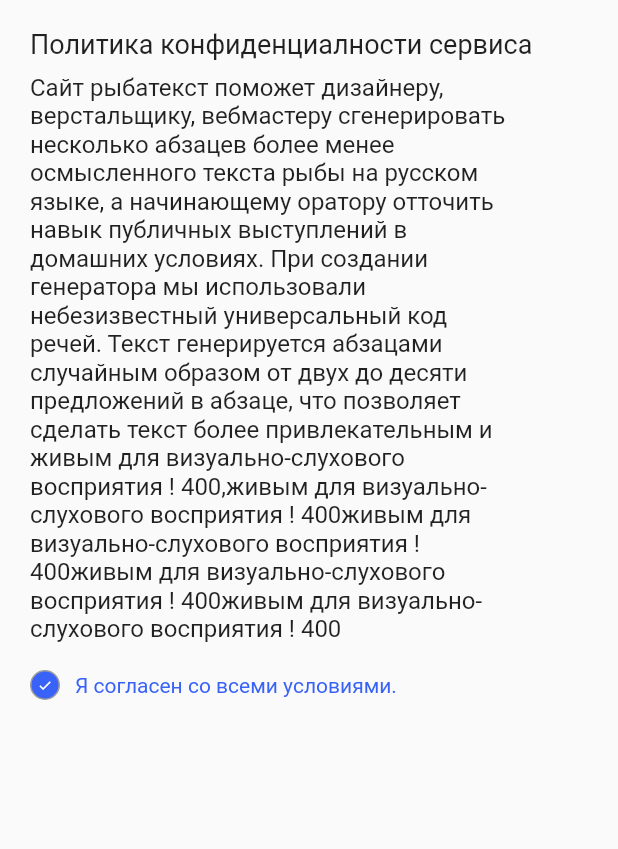
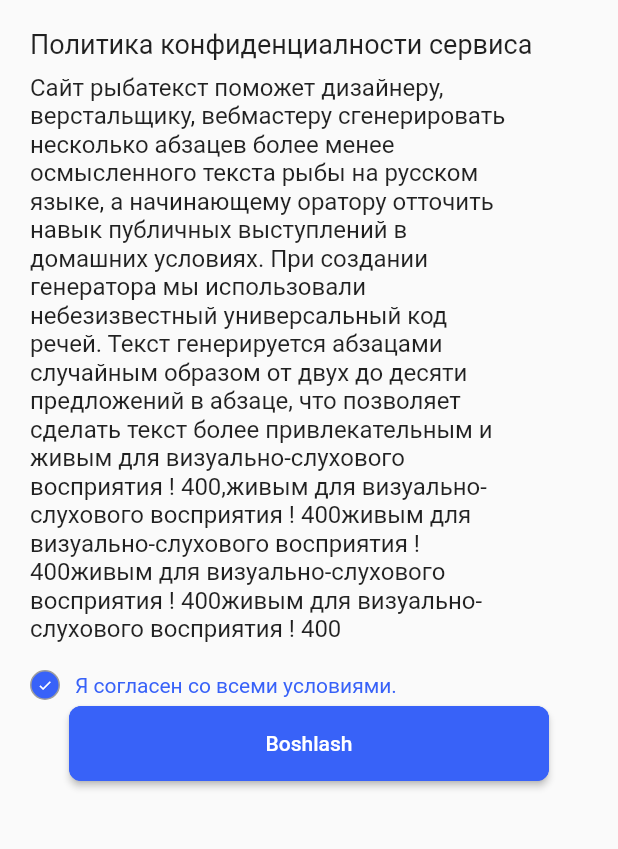
Before and after one commit to professorDeveloper/Mobile-Banking-flutter, a Flutter app: the screen it shows after launch, after a tap on "Я согласен со всеми условиями.", on a phone screen of 412 x 824 dp, the part 179-1028 px from its top. Run offline on Flutter 3.47's test engine with Material 2 defaults, Android fonts, the phone set to English and light mode, and no system bars; drawn by our look-alikes of roundcheckbox; our stand-ins replace shared_preferences; statements that could not run were skipped.

Commit message:
Create CheckPage and Provider

```diff
--- a/lib/main.dart
+++ b/lib/main.dart
@@ -1,4 +1,6 @@
 import 'package:flutter/material.dart';
+import 'package:flutter_gita_mobile_baning/screen/auth/check/confirm_screen.dart';
+import 'package:flutter_gita_mobile_baning/screen/auth/check/confirm_screen_provider.dart';
 import 'package:flutter_gita_mobile_baning/screen/auth/splash/splash_page.dart';
 import 'package:flutter_gita_mobile_baning/screen/auth/splash/splash_provider.dart';
 import 'package:provider/provider.dart';
@@ -16,6 +18,25 @@ class MyApp extends StatelessWidget {
     return MaterialApp(
       debugShowCheckedModeBanner: false,
       title: 'Flutter Demo',
+      routes: {
+        SplashScreen.route: (context) {
+          return ChangeNotifierProvider(
+            create: (context) => SplashProvider(),
+            builder: (context, child) {
+              return const SplashScreen();
+            },
+          );
+        },
+        ConfirmScreen.route: (context) {
+          return ChangeNotifierProvider(
+            create: (context) => ConfirmProvider(),
+            builder: (context, child) {
+              return const ConfirmScreen();
+            },
+          );
+        }
+      },
+      initialRoute: SplashScreen.route,
       theme: ThemeData(
         // This is the theme of your application.
         //
@@ -28,12 +49,12 @@ class MyApp extends StatelessWidget {
         // is not restarted.
         primarySwatch: Colors.blue,
       ),
-      home: ChangeNotifierProvider(
-          create: (context) => SplashProvider(),
-          builder: (context, child) {
-            return const SplashScreen();
-          },
-      ),
+      // home: ChangeNotifierProvider(
+      //     create: (context) => SplashProvider(),
+      //     builder: (context, child) {
+      //       return const SplashScreen();
+      //     },
+      // ),
     );
   }
 }
--- a/lib/screen/auth/check/confirm_screen.dart
+++ b/lib/screen/auth/check/confirm_screen.dart
@@ -1,9 +1,13 @@
 import 'package:flutter/cupertino.dart';
 import 'package:flutter/material.dart';
+import 'package:flutter_gita_mobile_baning/screen/auth/check/confirm_screen_provider.dart';
 import 'package:provider/provider.dart';
 import 'package:roundcheckbox/roundcheckbox.dart';
 
 class ConfirmScreen extends StatefulWidget {
+
+  static const route="/confirm_route";
+
   const ConfirmScreen({Key? key}) : super(key: key);
 
   @override
@@ -11,6 +15,8 @@ class ConfirmScreen extends StatefulWidget {
 }
 
 class _ConfirmScreenState extends State<ConfirmScreen> {
+  final _statesController = MaterialStatesController();
+
   @override
   Widget build(BuildContext context) {
     return SafeArea(
@@ -76,6 +82,7 @@ class _ConfirmScreenState extends State<ConfirmScreen> {
                 SizedBox(width: 20,),
                 RoundCheckBox(onTap: (selected){
                   print('${selected}');
+                  context.read<ConfirmProvider>().updateState();
 
                     }
                 ,checkedColor: Color(0xff3862F8),
@@ -84,16 +91,36 @@ class _ConfirmScreenState extends State<ConfirmScreen> {
                   checkedWidget: Icon(Icons.check,size: 10,color: Colors.white,),
                   size: 20,
                   animationDuration: Duration(microseconds: 1),
-                  isChecked: true,
+                  isChecked: context.watch<ConfirmProvider>().stateProgress,
                 ),
                 SizedBox(width: 10,),
                 InkWell(onTap:(){
-
+                  context.read<ConfirmProvider>().updateState();
                 },child: Text("Я согласен со всеми условиями.",style: TextStyle(color: Color(0xff3862F8),fontWeight: FontWeight.w400,fontSize: 14),))
               ],
             ),
-            // SizedBox(height: 4,)
+            SizedBox(height: 4,),
+            Row(mainAxisAlignment:MainAxisAlignment.center,children: [
+              MaterialButton(onPressed: context.watch<ConfirmProvider>().stateProgress?(){}:null,
 
+                minWidth: 328,
+                clipBehavior: Clip.hardEdge,
+                height: 58,
+                visualDensity: VisualDensity.compact,
+                shape: RoundedRectangleBorder(
+                  borderRadius: BorderRadius.circular(8),
+                  side: BorderSide(
+                    color: context.watch<ConfirmProvider>().stateProgress?Color(0xff3862F8):Color(0xffF2F2F2),
+                    width: 0.6,
+                  ),
+                ),
+
+                disabledColor: Color(0xffF2F2F2),
+                color: context.watch<ConfirmProvider>().stateProgress?Color(0xff3862F8):Color(0xffF2F2F2),
+                child: Center(child: Text("Boshlash"),),
+                textColor: context.watch<ConfirmProvider>().stateProgress?Colors.white:Colors.black12,
+              )
+            ],)
     ]
     ,
     ),
--- a/lib/screen/auth/check/confirm_screen_provider.dart
+++ b/lib/screen/auth/check/confirm_screen_provider.dart
@@ -0,0 +1,17 @@
+import 'package:flutter/cupertino.dart';
+
+class ConfirmProvider extends ChangeNotifier{
+  var _stateProgress=false;
+
+  void updateState(){
+    _stateProgress=!_stateProgress;
+    notifyListeners();
+  }
+
+  void getStartedClickButton(BuildContext context){
+
+  }
+
+  bool get stateProgress => _stateProgress;
+
+}
--- a/lib/screen/auth/splash/splash_page.dart
+++ b/lib/screen/auth/splash/splash_page.dart
@@ -3,6 +3,9 @@ import 'package:flutter/material.dart';
 import 'package:flutter_gita_mobile_baning/screen/auth/splash/splash_provider.dart';
 
 class SplashScreen extends StatefulWidget {
+
+  static final  route="/splash_route";
+
   const SplashScreen({Key? key}) : super(key: key);
 
   @override
--- a/lib/screen/auth/splash/splash_provider.dart
+++ b/lib/screen/auth/splash/splash_provider.dart
@@ -2,6 +2,7 @@ import 'dart:async';
 
 import 'package:flutter/cupertino.dart';
 import 'package:flutter_gita_mobile_baning/screen/auth/check/confirm_screen.dart';
+import 'package:flutter_gita_mobile_baning/screen/auth/splash/splash_page.dart';
 import 'package:flutter_gita_mobile_baning/screen/home/home_screen.dart';
 import 'package:shared_preferences/shared_preferences.dart';
 
@@ -12,7 +13,7 @@ class SplashProvider extends ChangeNotifier {
 
   void setUpSplash(BuildContext context) {
     Timer(Duration(seconds: 3),
-        () => {setUp(), Navigator.pushReplacement(context, _createRoute())});
+        () => {setUp(), Navigator.pushReplacementNamed(context, _isHome ? SplashScreen.route : ConfirmScreen.route)});
   }
 
   Future<void> setUp() async {
@@ -22,31 +23,5 @@ class SplashProvider extends ChangeNotifier {
     _isHome = (prefs.getBool("is_home"))!;
   }
 
-  Route _createRoute() {
-    const begin = Offset(0.0, 1.0);
-    const end = Offset.zero;
-    const curve = Curves.ease;
 
-    var tween = Tween(begin: begin, end: end).chain(CurveTween(curve: curve));
-
-    return PageRouteBuilder(
-        pageBuilder: (context, animation, secondaryAnimation) =>
-            _isHome ? HomePageScreen() : ConfirmScreen(),
-        transitionsBuilder: (context, animation, secondaryAnimation, child) {
-          const begin = Offset(0.0, 1.0);
-          const end = Offset.zero;
-          const curve = Curves.ease;
-
-          final tween = Tween(begin: begin, end: end);
-          final curvedAnimation = CurvedAnimation(
-            parent: animation,
-            curve: curve,
-          );
-
-          return SlideTransition(
-            position: tween.animate(curvedAnimation),
-            child: child,
-          );
-        });
-  }
 }
```
